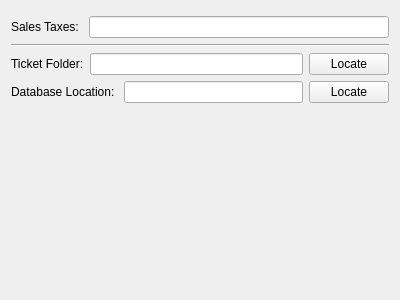
Old version of the form settings.ui in the repository dtuivs/SmartTAgz.
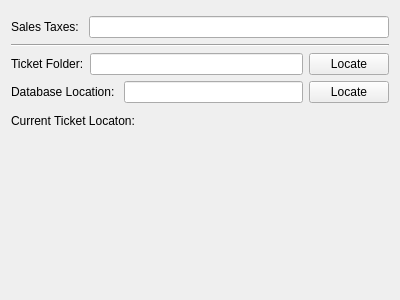
New version of the form.

```diff
--- a/settings.ui
+++ b/settings.ui
@@ -85,6 +85,39 @@
        </item>
       </layout>
      </item>
+     <item>
+      <layout class="QHBoxLayout" name="horizontalLayout_4">
+       <property name="topMargin">
+        <number>5</number>
+       </property>
+       <property name="bottomMargin">
+        <number>5</number>
+       </property>
+       <item>
+        <widget class="QLabel" name="CurrentTicketTitle_label">
+         <property name="text">
+          <string>Current Ticket Locaton: </string>
+         </property>
+        </widget>
+       </item>
+       <item>
+        <widget class="QLabel" name="CurrentTicketPath_label">
+         <property name="sizePolicy">
+          <sizepolicy hsizetype="Expanding" vsizetype="Preferred">
+           <horstretch>0</horstretch>
+           <verstretch>0</verstretch>
+          </sizepolicy>
+         </property>
+         <property name="text">
+          <string/>
+         </property>
+         <property name="wordWrap">
+          <bool>true</bool>
+         </property>
+        </widget>
+       </item>
+      </layout>
+     </item>
      <item>
       <spacer name="verticalSpacer">
        <property name="orientation">
```
